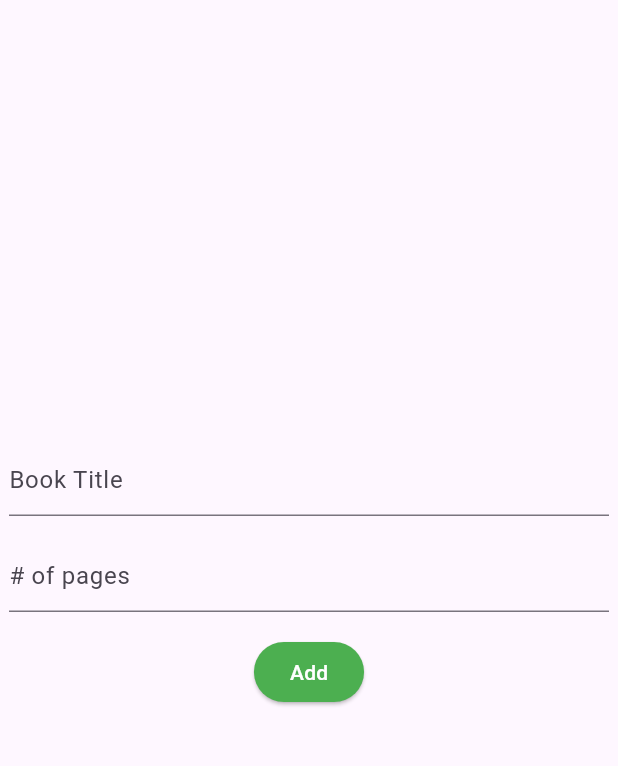
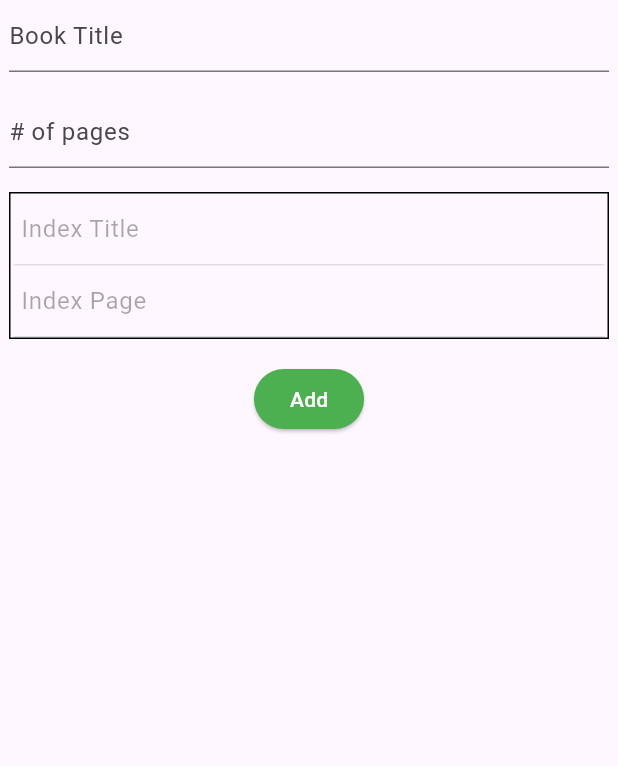
Before and after one commit to joaoprp/book_mgmt_flutter, a Flutter app: the AddBook screen opened by its route, on a phone screen of 412 x 824 dp, the part 84-850 px from its top. Run offline on Flutter 3.47's test engine with Material 3 defaults, Android fonts, the light colour scheme and no system bars; our stand-ins replace auto_route, flutter_secure_storage; accounts and stored records are empty; network calls fail.

Commit message:
Test use json_annotation on models; support for recursive idnex reading; some file reorganization to start setting up a pattern

```diff
--- a/lib/main.dart
+++ b/lib/main.dart
@@ -29,7 +29,7 @@ class AppRouter extends RootStackRouter {
     /// routes go here
     AutoRoute(path: '/', page: Login.page, initial: true),
     AutoRoute(path: '/register', page: Register.page),
-    AutoRoute(path: '/books', page: Books.page, guards: [AuthGuard()]),
+    AutoRoute(path: '/books', page: LibraryView.page, guards: [AuthGuard()]),
     AutoRoute(path: '/books/add', page: AddBook.page, guards: [AuthGuard()]),
   ];
 }
--- /dev/null
+++ b/lib/models/book.dart
@@ -0,0 +1,61 @@
+import 'package:json_annotation/json_annotation.dart';
+
+part 'book.g.dart';
+
+@JsonSerializable(createJsonSchema: true)
+class Index {
+  final int id;
+  final String title;
+  final int page;
+  final List<Index>? children;
+
+  Index({
+    required this.id,
+    required this.title,
+    required this.page,
+    this.children,
+  });
+
+  factory Index.fromJson(Map<String, dynamic> json) => _$IndexFromJson(json);
+
+  Map<String, dynamic> toJson() => _$IndexToJson(this);
+
+  static const jsonSchema = _$IndexJsonSchema;
+}
+
+@JsonSerializable(createJsonSchema: true)
+class Author {
+  final int id;
+  final String name;
+
+  Author({required this.id, required this.name});
+
+  factory Author.fromJson(Map<String, dynamic> json) => _$AuthorFromJson(json);
+
+  Map<String, dynamic> toJson() => _$AuthorToJson(this);
+
+  static const jsonSchema = _$AuthorJsonSchema;
+}
+
+@JsonSerializable(createJsonSchema: true)
+class Book {
+  final int id;
+  final Author user;
+  final String title;
+  final int pages;
+  final List<Index>? indexes;
+
+  Book({
+    required this.id,
+    required this.user,
+    required this.title,
+    required this.pages,
+    this.indexes,
+  });
+
+  factory Book.fromJson(Map<String, dynamic> json) => _$BookFromJson(json);
+
+  Map<String, dynamic> toJson() => _$BookToJson(this);
+
+  static const jsonSchema = _$BookJsonSchema;
+}
--- a/lib/screens/add_book.dart
+++ b/lib/pages/books/add.dart
@@ -1,6 +1,7 @@
 import 'dart:convert';
 
 import 'package:auto_route/auto_route.dart';
+import 'package:book_mgmt/widgets/fields/input_field.dart';
 import 'package:book_mgmt/widgets/fields/medium_field_wrapper.dart';
 import 'package:flutter/material.dart';
 import 'package:flutter_secure_storage/flutter_secure_storage.dart';
@@ -57,7 +58,7 @@ class _BookEntry extends State<BookEntry> {
   Widget build(BuildContext context) {
     return Column(
       spacing: 16,
-      mainAxisAlignment: .center,
+      mainAxisAlignment: .start,
       children: [
         TextField(
           onChanged: (v) => _formValues['title'] = v,
@@ -67,6 +68,9 @@ class _BookEntry extends State<BookEntry> {
           onChanged: (v) => _formValues['pages'] = v,
           decoration: InputDecoration(hintText: '# of pages'),
         ),
+
+        NewIndex(),
+
         ElevatedButton(
           style: ElevatedButton.styleFrom(
             backgroundColor: Colors.green,
@@ -79,3 +83,44 @@ class _BookEntry extends State<BookEntry> {
     );
   }
 }
+
+class NewIndex extends StatelessWidget {
+  const NewIndex({super.key});
+
+  @override
+  Widget build(BuildContext context) {
+    return Container(
+      decoration: BoxDecoration(
+        border: Border.all(color: Colors.black, width: 1),
+      ),
+      padding: EdgeInsets.symmetric(horizontal: 2),
+      child: IndexForm(),
+    );
+  }
+}
+
+class IndexForm extends StatelessWidget {
+  const IndexForm({super.key});
+
+  @override
+  Widget build(BuildContext context) {
+    return Column(
+      children: [
+        TextFormField(
+          enabled: false,
+          decoration: InputDecoration(
+            hintText: 'Index Title',
+            contentPadding: EdgeInsets.symmetric(horizontal: 5),
+          ),
+        ),
+        TextFormField(
+          enabled: false,
+          decoration: InputDecoration(
+            hintText: 'Index Page',
+            contentPadding: EdgeInsets.symmetric(horizontal: 5),
+          ),
+        ),
+      ],
+    );
+  }
+}
--- a/lib/screens/login.dart
+++ b/lib/pages/login.dart
@@ -1,7 +1,7 @@
 import 'dart:convert';
 
 import 'package:auto_route/auto_route.dart';
-import 'package:book_mgmt/models/auth_model.dart';
+import 'package:book_mgmt/models/auth.dart';
 import 'package:flutter/material.dart';
 import 'package:flutter_secure_storage/flutter_secure_storage.dart';
 import 'package:http/http.dart' as http;
--- /dev/null
+++ b/lib/widgets/indices/indices.dart
@@ -0,0 +1,28 @@
+import 'package:book_mgmt/models/book.dart';
+import 'package:book_mgmt/widgets/indices/recursive_children.dart';
+import 'package:flutter/material.dart';
+
+class Indices extends StatelessWidget {
+  final List<Index> indices;
+  const Indices({super.key, required this.indices});
+
+  @override
+  Widget build(BuildContext context) {
+    return Column(
+      children: [
+        for (var index in indices)
+          ListTile(
+            title: Row(
+              children: [
+                Icon(Icons.keyboard_arrow_right_rounded),
+                Text(index.title),
+              ],
+            ),
+            subtitle: index.children == null
+                ? null
+                : Children(children: index.children),
+          ),
+      ],
+    );
+  }
+}
--- a/pubspec.yaml
+++ b/pubspec.yaml
@@ -2,7 +2,7 @@ name: book_mgmt
 description: "A new Flutter project."
 # The following line prevents the package from being accidentally published to
 # pub.dev using `flutter pub publish`. This is preferred for private packages.
-publish_to: 'none' # Remove this line if you wish to publish to pub.dev
+publish_to: "none" # Remove this line if you wish to publish to pub.dev
 
 # The following defines the version and build number for your application.
 # A version number is three numbers separated by dots, like 1.2.43
@@ -37,6 +37,7 @@ dependencies:
   http: ^1.6.0
   flutter_secure_storage: ^10.0.0
   auto_route: ^11.1.0
+  json_annotation: ^4.11.0
 
 dev_dependencies:
   flutter_test:
@@ -50,13 +51,13 @@ dev_dependencies:
   flutter_lints: ^6.0.0
   auto_route_generator: ^10.5.0
   build_runner: ^2.13.1
+  json_serializable: ^6.13.1
 
 # For information on the generic Dart part of this file, see the
 # following page: https://dart.dev/tools/pub/pubspec
 
 # The following section is specific to Flutter packages.
 flutter:
-
   # The following line ensures that the Material Icons font is
   # included with your application, so that you can use the icons in
   # the material Icons class.
```
Also changed, not shown: lib/data/api_client.dart (added, +34 -0 lines), lib/data/book_data.dart (added, +35 -0 lines), lib/data/token_client.dart (added, +11 -0 lines), lib/models/book_model.dart (deleted, +0 -66 lines), lib/pages/books/list.dart (added, +90 -0 lines), lib/screens/books.dart (deleted, +0 -153 lines), lib/widgets/indices/recursive_children.dart (added, +30 -0 lines), lib/main.gr.dart, lib/models/auth.dart (renamed from lib/models/auth_model.dart), lib/models/book.g.dart (added), lib/pages/register.dart (renamed from lib/screens/register.dart), pubspec.lock.
